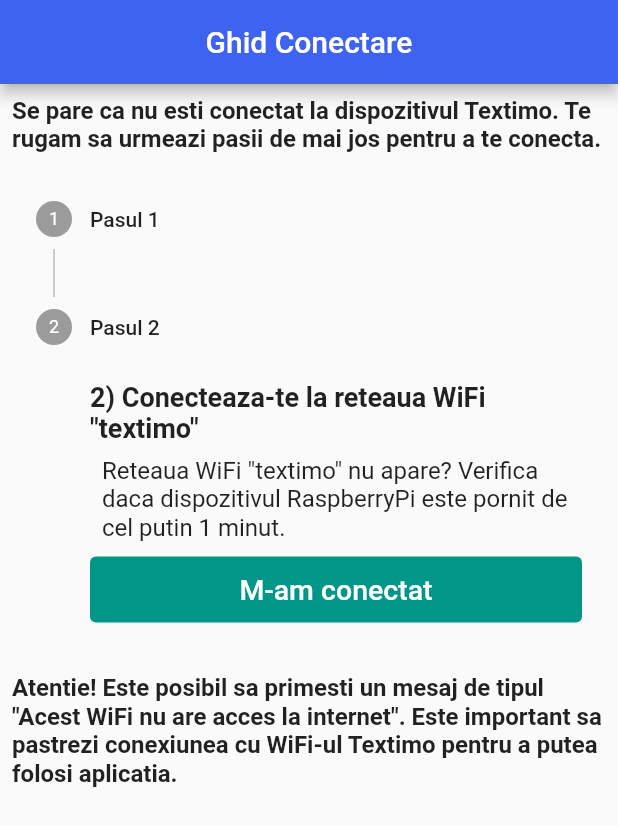
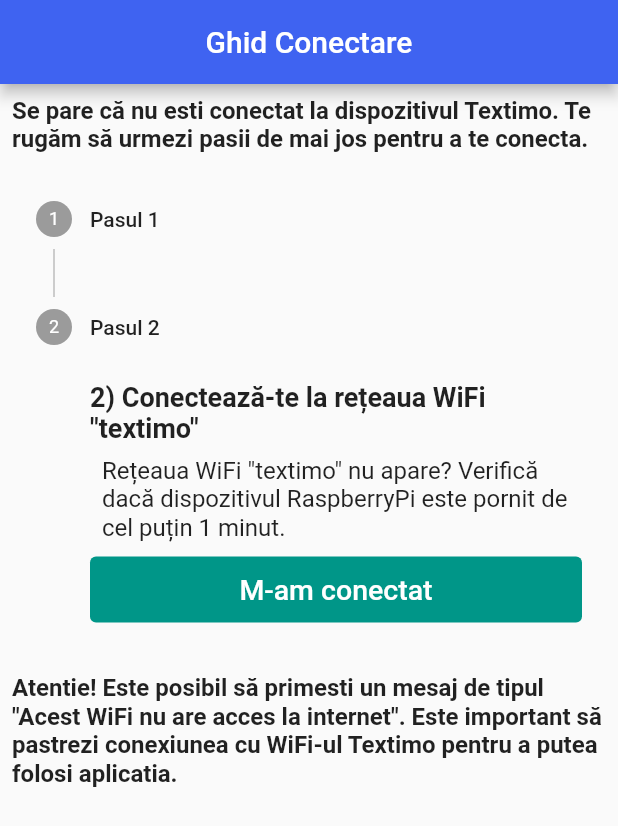
Before and after one commit to PavelProdan/textimo_mobile_app, a Flutter app: the screen it shows after launch, after a tap on "Am dezactivat Datele Mobile", on a phone screen of 412 x 824 dp. Shown: the top 826 px of the screen. Run offline on Flutter 3.47's test engine with Material 2 defaults, Android fonts, the phone set to English and light mode, and no system bars; our stand-ins replace flutter_colorpicker, get, image_cropper, image_picker, pull_to_refresh; missing offline and left inert: google_ml_kit; network calls fail.

Commit message:
added some more diactricts

```diff
--- a/lib/views/check_connection.dart
+++ b/lib/views/check_connection.dart
@@ -52,7 +52,7 @@ class _CheckConnectionWidgetState extends State<CheckConnectionWidget> {
                 CircularProgressIndicator(),
                 Padding(
                   padding: const EdgeInsets.all(8.0),
-                  child: Text("Se verifica conexiunea..."),
+                  child: Text("Se verifică conexiunea..."),
                 ),
               ],
             ),
--- a/lib/views/connection_guide.dart
+++ b/lib/views/connection_guide.dart
@@ -13,7 +13,7 @@ class StepperWidget extends StatefulWidget {
 class _StepperWidgetState extends State<StepperWidget> {
   int _index = 0;
   String textButonNext = 'Am dezactivat Datele Mobile';
-  String textButonBack = 'Inapoi';
+  String textButonBack = 'Înapoi';
   var showBackButton = false;
   var showNextButton = true;
   var showsubmitButton = false;
@@ -47,7 +47,7 @@ class _StepperWidgetState extends State<StepperWidget> {
               child: TextButton(
                 onPressed: _.onStepCancel,
                 child: const Text(
-                  'Inapoi',
+                  'Înapoi',
                   style: TextStyle(color: Colors.blue),
                 ),
               ),
@@ -81,7 +81,7 @@ class _StepperWidgetState extends State<StepperWidget> {
           content: Container(
               alignment: Alignment.centerLeft,
               child: const Text(
-                '1) Dezactiveaza Datele Mobile',
+                '1) Dezactivează Datele Mobile',
                 style: TextStyle(fontWeight: FontWeight.bold, fontSize: 18),
               )),
         ),
@@ -94,7 +94,7 @@ class _StepperWidgetState extends State<StepperWidget> {
                   children: <Widget>[
                     // ignore: prefer_const_constructors
                     Text(
-                      '2) Conecteaza-te la reteaua WiFi "textimo"',
+                      '2) Conectează-te la rețeaua WiFi "textimo"',
                       style:
                           // ignore: prefer_const_constructors
                           TextStyle(fontWeight: FontWeight.bold, fontSize: 18),
@@ -103,7 +103,7 @@ class _StepperWidgetState extends State<StepperWidget> {
                     Padding(
                       padding: const EdgeInsets.all(8.0),
                       child: const Text(
-                        'Reteaua WiFi "textimo" nu apare? Verifica daca dispozitivul RaspberryPi este pornit de cel putin 1 minut.',
+                        'Rețeaua WiFi "textimo" nu apare? Verifică dacă dispozitivul RaspberryPi este pornit de cel puțin 1 minut.',
                         style: TextStyle(fontSize: 16),
                       ),
                     ),
@@ -164,7 +164,7 @@ class _ConnectionGuideState extends State<ConnectionGuide> {
             Padding(
               padding: const EdgeInsets.all(8.0),
               child: Text(
-                'Se pare ca nu esti conectat la dispozitivul Textimo. Te rugam sa urmeazi pasii de mai jos pentru a te conecta.',
+                'Se pare că nu esti conectat la dispozitivul Textimo. Te rugăm să urmezi pasii de mai jos pentru a te conecta.',
                 style:
                     // ignore: prefer_const_constructors
                     TextStyle(fontWeight: FontWeight.bold, fontSize: 16),
@@ -176,7 +176,7 @@ class _ConnectionGuideState extends State<ConnectionGuide> {
             Padding(
               padding: const EdgeInsets.all(8.0),
               child: Text(
-                'Atentie! Este posibil sa primesti un mesaj de tipul "Acest WiFi nu are acces la internet". Este important sa pastrezi conexiunea cu WiFi-ul Textimo pentru a putea folosi aplicatia.',
+                'Atentie! Este posibil să primesti un mesaj de tipul "Acest WiFi nu are acces la internet". Este important să pastrezi conexiunea cu WiFi-ul Textimo pentru a putea folosi aplicatia.',
                 style:
                     // ignore: prefer_const_constructors
                     TextStyle(fontWeight: FontWeight.bold, fontSize: 16),
```
Also changed, not shown: lib/views/add_song.dart (+5 -5 lines).
